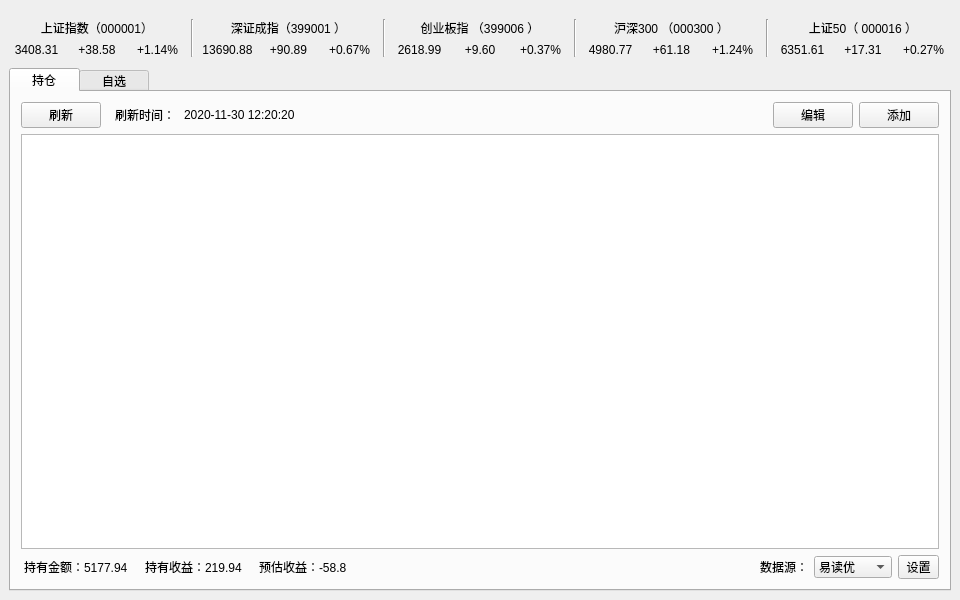
Qt form ui/fundViewForm.ui (xuzhonglin/FundView) before a commit.
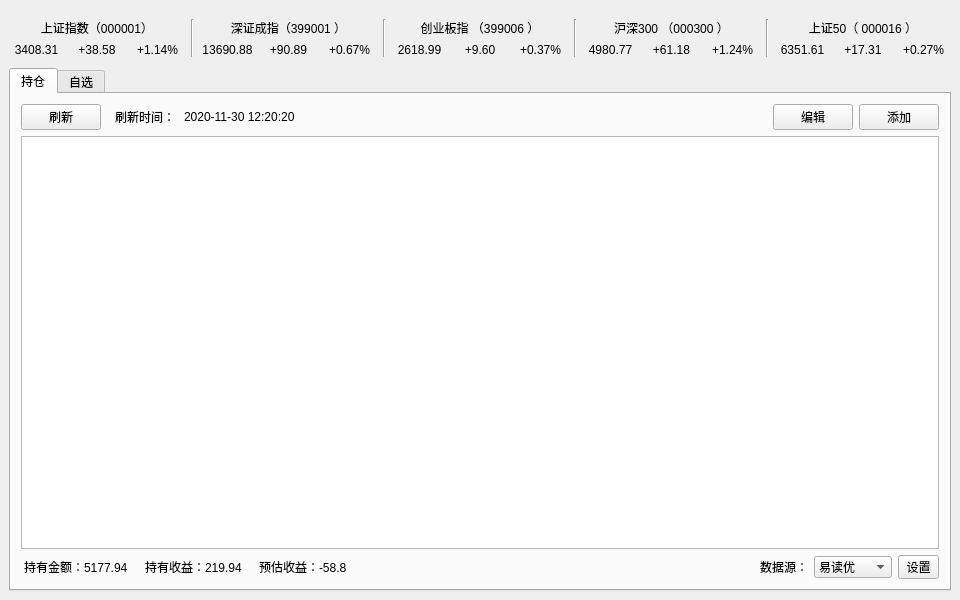
The same form after that commit. Icons and pictures are not drawn.

Patch:
```diff
--- a/ui/fundViewForm.ui
+++ b/ui/fundViewForm.ui
@@ -35,8 +35,7 @@
          <enum>Qt::LeftToRight</enum>
         </property>
         <property name="styleSheet">
-         <string notr="true">QTabBar::tab{width:70}
-QTabBar::tab{height:24}</string>
+         <string notr="true"/>
         </property>
         <property name="tabShape">
          <enum>QTabWidget::Rounded</enum>
```
